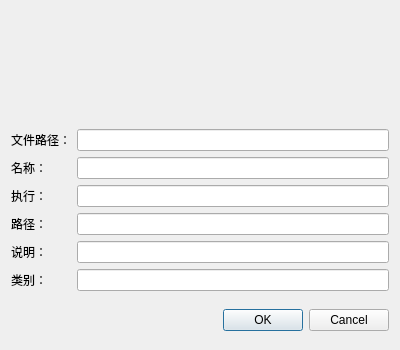
Above: propertydesktop.ui from sonichy/HTYFileManager before the change. Below: the same form after it.
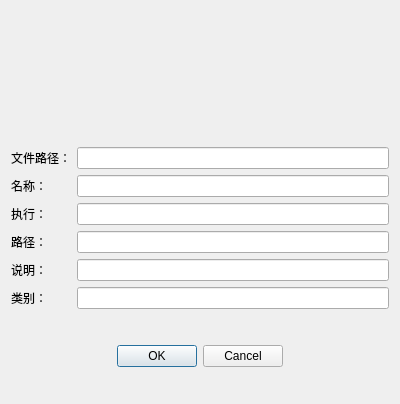
That is the form after the change.

```diff
--- a/propertydesktop.ui
+++ b/propertydesktop.ui
@@ -7,7 +7,7 @@
     <x>0</x>
     <y>0</y>
     <width>400</width>
-    <height>350</height>
+    <height>404</height>
    </rect>
   </property>
   <property name="windowTitle">
@@ -137,6 +137,9 @@
      <property name="standardButtons">
       <set>QDialogButtonBox::Cancel|QDialogButtonBox::Ok</set>
      </property>
+     <property name="centerButtons">
+      <bool>true</bool>
+     </property>
     </widget>
    </item>
   </layout>
```
